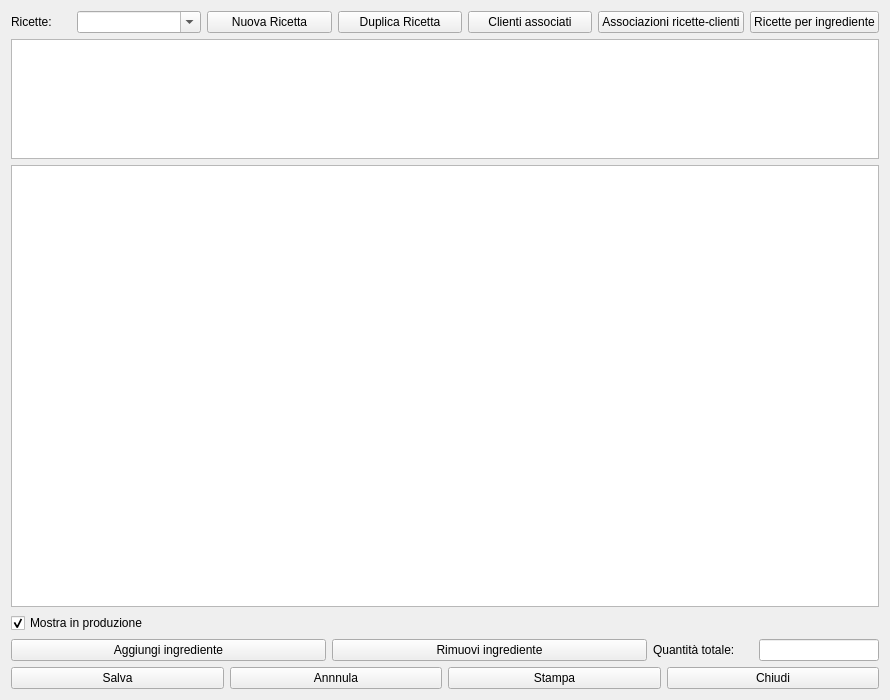
Before: the Qt Designer form hmodricette.ui in fblabs/hamlet-mod-sancon, drawn with Qt 5.
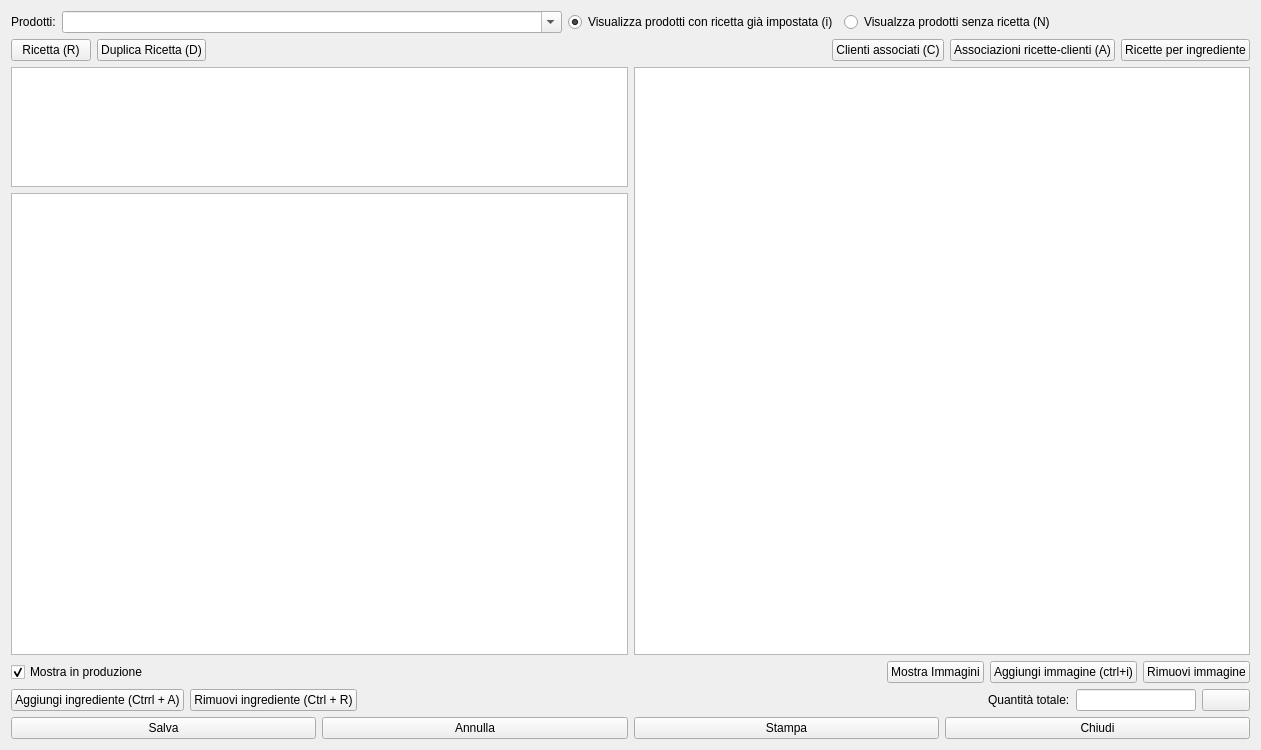
After: the same form once the commit is applied. Icons and pictures are not drawn.

What changed in the file:
```diff
--- a/hmodricette.ui
+++ b/hmodricette.ui
@@ -9,8 +9,8 @@
    <rect>
     <x>0</x>
     <y>0</y>
-    <width>890</width>
-    <height>700</height>
+    <width>1261</width>
+    <height>750</height>
    </rect>
   </property>
   <property name="contextMenuPolicy">
@@ -23,7 +23,7 @@
    <iconset resource="icons.qrc">
     <normaloff>:/Resources/Sheet-Of-Paper.PNG</normaloff>:/Resources/Sheet-Of-Paper.PNG</iconset>
   </property>
-  <layout class="QVBoxLayout" name="verticalLayout_2">
+  <layout class="QVBoxLayout" name="verticalLayout">
    <item>
     <layout class="QHBoxLayout" name="horizontalLayout_4">
      <item>
@@ -35,65 +35,174 @@
         </size>
        </property>
        <property name="text">
-        <string>Ricette:</string>
+        <string>Prodotti:</string>
        </property>
       </widget>
      </item>
      <item>
       <widget class="QComboBox" name="cbRicette">
+       <property name="minimumSize">
+        <size>
+         <width>500</width>
+         <height>0</height>
+        </size>
+       </property>
        <property name="editable">
         <bool>true</bool>
        </property>
       </widget>
      </item>
      <item>
-      <widget class="QPushButton" name="pushButton_3">
+      <widget class="QRadioButton" name="rb_con">
        <property name="text">
-        <string>Nuova Ricetta</string>
+        <string>Visualizza prodotti con ricetta già impostata (i)</string>
        </property>
        <property name="icon">
         <iconset resource="icons.qrc">
          <normaloff>:/Resources/Plus.PNG</normaloff>:/Resources/Plus.PNG</iconset>
        </property>
+       <property name="checked">
+        <bool>true</bool>
+       </property>
       </widget>
      </item>
      <item>
-      <widget class="QPushButton" name="pbduplica">
+      <widget class="QRadioButton" name="rb_senza">
        <property name="text">
-        <string>Duplica Ricetta</string>
+        <string>Visualzza prodotti senza ricetta (N)</string>
        </property>
+       <property name="shortcut">
+        <string>N</string>
+       </property>
+       <property name="checked">
+        <bool>false</bool>
+       </property>
+      </widget>
+     </item>
+     <item>
+      <spacer name="horizontalSpacer">
+       <property name="orientation">
+        <enum>Qt::Horizontal</enum>
+       </property>
+       <property name="sizeHint" stdset="0">
+        <size>
+         <width>40</width>
+         <height>20</height>
+        </size>
+       </property>
+      </spacer>
+     </item>
+    </layout>
+   </item>
+   <item>
+    <layout class="QGridLayout" name="gridLayout">
+     <item row="0" column="5">
+      <widget class="QPushButton" name="pbRicingredient">
+       <property name="text">
+        <string>Ricette per ingrediente</string>
+       </property>
        <property name="icon">
         <iconset resource="icons.qrc">
          <normaloff>:/Resources/Notepad.PNG</normaloff>:/Resources/Notepad.PNG</iconset>
        </property>
+       <property name="iconSize">
+        <size>
+         <width>32</width>
+         <height>32</height>
+        </size>
+       </property>
       </widget>
      </item>
-     <item>
+     <item row="0" column="3">
       <widget class="QPushButton" name="pbC4R">
        <property name="text">
-        <string>Clienti associati</string>
+        <string>Clienti associati (C)</string>
        </property>
        <property name="icon">
         <iconset resource="icons.qrc">
          <normaloff>:/Resources/Link64.png</normaloff>:/Resources/Link64.png</iconset>
        </property>
+       <property name="iconSize">
+        <size>
+         <width>32</width>
+         <height>32</height>
+        </size>
+       </property>
+       <property name="shortcut">
+        <string>C</string>
+       </property>
       </widget>
      </item>
-     <item>
+     <item row="0" column="2">
+      <spacer name="horizontalSpacer_5">
+       <property name="orientation">
+        <enum>Qt::Horizontal</enum>
+       </property>
+       <property name="sizeHint" stdset="0">
+        <size>
+         <width>40</width>
+         <height>20</height>
+        </size>
+       </property>
+      </spacer>
+     </item>
+     <item row="0" column="1">
+      <widget class="QPushButton" name="pbduplica">
+       <property name="text">
+        <string>Duplica Ricetta (D)</string>
+       </property>
+       <property name="icon">
+        <iconset resource="icons.qrc">
+         <normaloff>:/Resources/Notepad.PNG</normaloff>:/Resources/Notepad.PNG</iconset>
+       </property>
+       <property name="iconSize">
+        <size>
+         <width>32</width>
+         <height>32</height>
+        </size>
+       </property>
+       <property name="shortcut">
+        <string>D</string>
+       </property>
+      </widget>
+     </item>
+     <item row="0" column="0">
+      <widget class="QPushButton" name="pushButton_3">
+       <property name="toolTip">
+        <string>Inizializza o crea una ricetta a seconda che il prodotto esista o meno, nel qual caso crea un nuovo prodotto finito o semilavorato</string>
+       </property>
+       <property name="text">
+        <string>Ricetta (R)</string>
+       </property>
+       <property name="icon">
+        <iconset resource="icons.qrc">
+         <normaloff>:/Resources/Cube.PNG</normaloff>:/Resources/Cube.PNG</iconset>
+       </property>
+       <property name="iconSize">
+        <size>
+         <width>32</width>
+         <height>32</height>
+        </size>
+       </property>
+       <property name="shortcut">
+        <string>R</string>
+       </property>
+      </widget>
+     </item>
+     <item row="0" column="4">
       <widget class="QPushButton" name="pushButton_4">
        <property name="text">
-        <string>Associazioni ricette-clienti</string>
+        <string>Associazioni ricette-clienti (A)</string>
        </property>
        <property name="icon">
         <iconset resource="icons.qrc">
          <normaloff>:/Resources/Map.PNG</normaloff>:/Resources/Map.PNG</iconset>
        </property>
-      </widget>
-     </item>
-     <item>
-      <widget class="QPushButton" name="pbRicingredient">
-       <property name="text">
-        <string>Ricette per ingrediente</string>
+       <property name="iconSize">
+        <size>
+         <width>32</width>
+         <height>32</height>
+        </size>
        </property>
        <property name="icon">
         <iconset resource="icons.qrc">
@@ -103,6 +212,10 @@
      </item>
     </layout>
    </item>
+   <item>
+    <layout class="QHBoxLayout" name="horizontalLayout_5">
+     <item>
+      <layout class="QVBoxLayout" name="verticalLayout_2">
    <item>
     <widget class="QTextBrowser" name="tbnote">
      <property name="maximumSize">
@@ -135,8 +248,44 @@
      </attribute>
     </widget>
    </item>
+      </layout>
+     </item>
    <item>
-    <layout class="QVBoxLayout" name="verticalLayout">
+      <layout class="QVBoxLayout" name="verticalLayout_3">
+       <item>
+        <widget class="QTableView" name="tvImages">
+         <property name="contextMenuPolicy">
+          <enum>Qt::CustomContextMenu</enum>
+         </property>
+         <property name="editTriggers">
+          <set>QAbstractItemView::NoEditTriggers</set>
+         </property>
+         <property name="selectionMode">
+          <enum>QAbstractItemView::SingleSelection</enum>
+         </property>
+         <property name="selectionBehavior">
+          <enum>QAbstractItemView::SelectRows</enum>
+         </property>
+         <property name="verticalScrollMode">
+          <enum>QAbstractItemView::ScrollPerPixel</enum>
+         </property>
+         <property name="sortingEnabled">
+          <bool>true</bool>
+         </property>
+         <attribute name="horizontalHeaderVisible">
+          <bool>false</bool>
+         </attribute>
+         <attribute name="verticalHeaderVisible">
+          <bool>false</bool>
+         </attribute>
+        </widget>
+       </item>
+      </layout>
+     </item>
+    </layout>
+   </item>
+   <item>
+    <layout class="QHBoxLayout" name="horizontalLayout_2">
      <item>
       <widget class="QCheckBox" name="checkBox">
        <property name="text">
@@ -148,29 +297,114 @@
       </widget>
      </item>
      <item>
+      <spacer name="horizontalSpacer_2">
+       <property name="orientation">
+        <enum>Qt::Horizontal</enum>
+       </property>
+       <property name="sizeHint" stdset="0">
+        <size>
+         <width>40</width>
+         <height>20</height>
+        </size>
+       </property>
+      </spacer>
+     </item>
+     <item>
+      <widget class="QPushButton" name="pbImages">
+       <property name="text">
+        <string>Mostra Immagini</string>
+       </property>
+       <property name="icon">
+        <iconset resource="icons.qrc">
+         <normaloff>:/Resources/Eye64.png</normaloff>:/Resources/Eye64.png</iconset>
+       </property>
+      </widget>
+     </item>
+     <item>
+      <widget class="QPushButton" name="pb_addImage">
+       <property name="text">
+        <string>Aggiungi immagine (ctrl+i)</string>
+       </property>
+       <property name="icon">
+        <iconset resource="icons.qrc">
+         <normaloff>:/Resources/addimage.png</normaloff>:/Resources/addimage.png</iconset>
+       </property>
+       <property name="shortcut">
+        <string>Ctrl+I</string>
+       </property>
+      </widget>
+     </item>
+     <item>
+      <widget class="QPushButton" name="pb_save_images">
+       <property name="text">
+        <string>Rimuovi immagine</string>
+       </property>
+       <property name="icon">
+        <iconset resource="icons.qrc">
+         <normaloff>:/Resources/cut.png</normaloff>:/Resources/cut.png</iconset>
+       </property>
+       <property name="shortcut">
+        <string>Ctrl+Shift+I</string>
+       </property>
+      </widget>
+     </item>
+    </layout>
+   </item>
+   <item>
       <layout class="QHBoxLayout" name="horizontalLayout_3">
        <item>
         <widget class="QPushButton" name="pbAddRow">
          <property name="text">
-          <string>Aggiungi ingrediente</string>
+        <string>Aggiungi ingrediente (Ctrrl + A)</string>
          </property>
          <property name="icon">
           <iconset resource="icons.qrc">
            <normaloff>:/Resources/Plus.PNG</normaloff>:/Resources/Plus.PNG</iconset>
          </property>
+       <property name="iconSize">
+        <size>
+         <width>32</width>
+         <height>32</height>
+        </size>
+       </property>
+       <property name="shortcut">
+        <string>Ctrl+A</string>
+       </property>
         </widget>
        </item>
        <item>
         <widget class="QPushButton" name="pbDeleteRow">
          <property name="text">
-          <string>Rimuovi ingrediente</string>
+        <string>Rimuovi ingrediente (Ctrl + R)</string>
          </property>
          <property name="icon">
           <iconset resource="icons.qrc">
            <normaloff>:/Resources/Minus.PNG</normaloff>:/Resources/Minus.PNG</iconset>
          </property>
-        </widget>
-       </item>
+       <property name="iconSize">
+        <size>
+         <width>32</width>
+         <height>32</height>
+        </size>
+       </property>
+       <property name="shortcut">
+        <string>Ctrl+R</string>
+       </property>
+      </widget>
+     </item>
+     <item>
+      <spacer name="horizontalSpacer_4">
+       <property name="orientation">
+        <enum>Qt::Horizontal</enum>
+       </property>
+       <property name="sizeHint" stdset="0">
+        <size>
+         <width>40</width>
+         <height>20</height>
+        </size>
+       </property>
+      </spacer>
+     </item>
        <item>
         <widget class="QLabel" name="lbQtot">
          <property name="maximumSize">
@@ -193,11 +427,35 @@
           </size>
          </property>
          <property name="clearButtonEnabled">
-          <bool>true</bool>
+        <bool>false</bool>
          </property>
         </widget>
        </item>
-      </layout>
+     <item>
+      <widget class="QPushButton" name="pbReset">
+       <property name="minimumSize">
+        <size>
+         <width>48</width>
+         <height>0</height>
+        </size>
+       </property>
+       <property name="maximumSize">
+        <size>
+         <width>48</width>
+         <height>16777215</height>
+        </size>
+       </property>
+       <property name="toolTip">
+        <string>reset</string>
+       </property>
+       <property name="text">
+        <string/>
+       </property>
+       <property name="icon">
+        <iconset resource="icons.qrc">
+         <normaloff>:/Resources/Counterclockwise-arrow64.png</normaloff>:/Resources/Counterclockwise-arrow64.png</iconset>
+       </property>
+      </widget>
      </item>
     </layout>
    </item>
@@ -223,7 +481,7 @@
      <item>
       <widget class="QPushButton" name="pushButton_6">
        <property name="text">
-        <string>Annnula</string>
+        <string>Annulla</string>
        </property>
        <property name="icon">
         <iconset resource="icons.qrc">
```
Left out of the diff: 17 changed lines with no effect on the pictures. Lines whose indentation alone changed are shown as unchanged.
